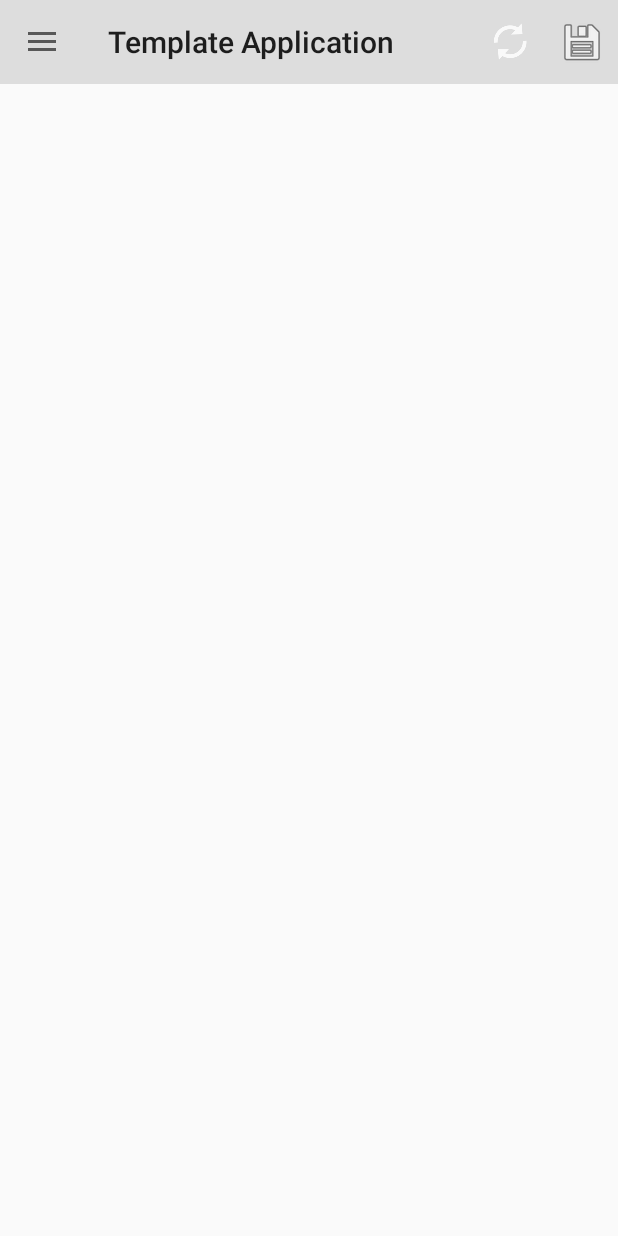
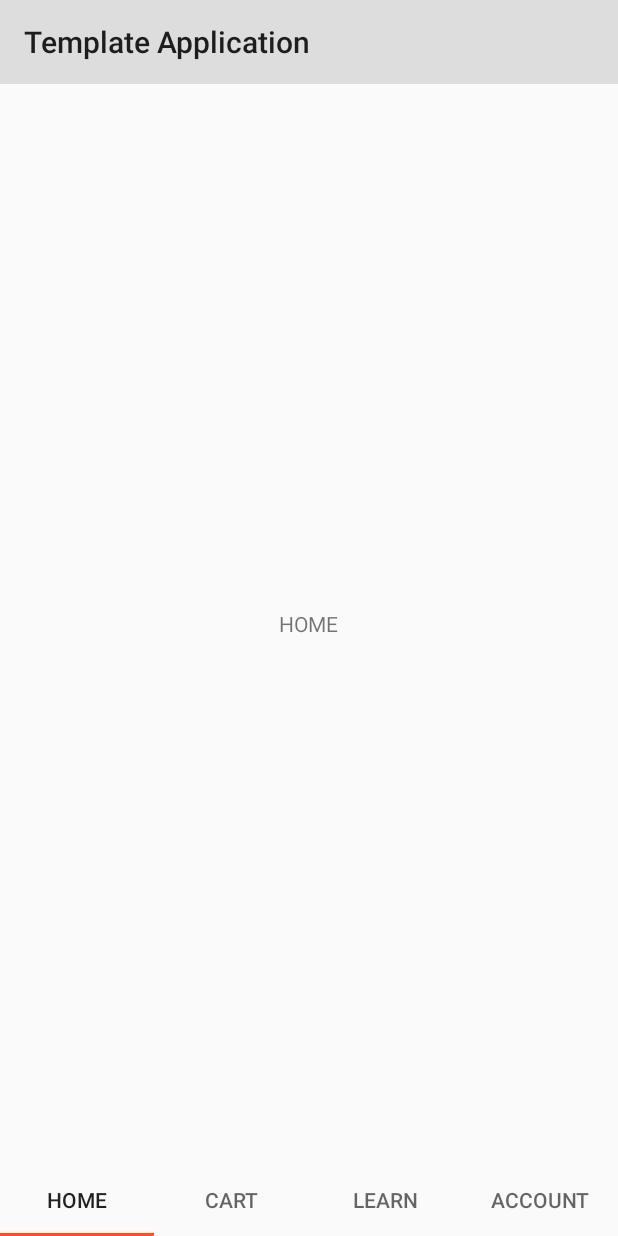
Before and after one commit to kbirudoju/1800-PetMeds-Android, an Android app: the screen it shows after launch (HomeActivity), on a phone screen of 412 x 824 dp. Run offline under Robolectric (Android 15) with nearby library versions, the light colour scheme and no system bars; our stand-ins replace ButterKnife, Dagger/Hilt's generated code, Timber.

Commit message:
Home tab basic structure implemented

```diff
--- /dev/null
+++ b/app/src/main/java/com/petmeds1800/ui/AbstractActivity.java
@@ -0,0 +1,38 @@
+package com.petmeds1800.ui;
+
+import android.os.Bundle;
+import android.support.v7.app.AppCompatActivity;
+import android.support.v7.widget.Toolbar;
+
+import com.petmeds1800.R;
+
+import butterknife.BindView;
+import butterknife.ButterKnife;
+
+public abstract class AbstractActivity extends AppCompatActivity {
+
+    //CHECKSTYLE:OFF
+    @SuppressWarnings("checkstyle:visibilitymodifier")
+    @BindView(R.id.toolbar)
+    Toolbar mToolbar;
+    //CHECKSTYLE:ON
+
+    private int mSelectedNavItemIndex;
+
+    @Override
+    protected void onPostCreate(final Bundle savedInstanceState) {
+        super.onPostCreate(savedInstanceState);
+        ButterKnife.bind(this);
+
+        if (mToolbar != null) {
+            setSupportActionBar(mToolbar);
+
+        }
+
+
+    }
+
+
+
+
+}
--- a/app/src/main/java/com/petmeds1800/ui/AbstractMenuActivity.java
+++ /dev/null
@@ -1,105 +0,0 @@
-package com.petmeds1800.ui;
-
-import com.petmeds1800.R;
-import com.petmeds1800.ui.fragments.LoremFragment;
-
-import android.os.Bundle;
-import android.support.design.widget.NavigationView;
-import android.support.v4.app.Fragment;
-import android.support.v4.app.FragmentManager;
-import android.support.v4.app.FragmentTransaction;
-import android.support.v4.view.GravityCompat;
-import android.support.v4.widget.DrawerLayout;
-import android.support.v7.app.ActionBarDrawerToggle;
-import android.support.v7.app.AppCompatActivity;
-import android.support.v7.widget.Toolbar;
-import android.view.MenuItem;
-
-import butterknife.BindView;
-import butterknife.ButterKnife;
-
-public abstract class AbstractMenuActivity extends AppCompatActivity {
-
-    private static final String STATE_NAV_ITEM_ID = "navItemId";
-    //CHECKSTYLE:OFF
-    @SuppressWarnings("checkstyle:visibilitymodifier")
-    @BindView(R.id.view_drawer)
-    DrawerLayout mDrawerLayout;
-
-    @BindView(R.id.toolbar)
-    Toolbar mToolbar;
-    //CHECKSTYLE:ON
-
-    private int mSelectedNavItemIndex;
-
-    @Override
-    protected void onPostCreate(final Bundle savedInstanceState) {
-        super.onPostCreate(savedInstanceState);
-
-        ButterKnife.bind(this);
-
-        if (mToolbar != null) {
-            setSupportActionBar(mToolbar);
-            ActionBarDrawerToggle toggle = new ActionBarDrawerToggle(this,
-                    mDrawerLayout, mToolbar, R.string.label_drawer_open,
-                    R.string.label_drawer_close);
-            mDrawerLayout.setDrawerListener(toggle);
-            toggle.setDrawerIndicatorEnabled(true);
-            toggle.syncState();
-        }
-
-        if (savedInstanceState == null) {
-            mSelectedNavItemIndex = 0;
-        } else {
-            mSelectedNavItemIndex = savedInstanceState.getInt(STATE_NAV_ITEM_ID);
-        }
-
-        final NavigationView navigationView = (NavigationView) findViewById(R.id.navigation_view);
-        navigationView.setNavigationItemSelectedListener(
-                new NavigationView.OnNavigationItemSelectedListener() {
-                    @Override
-                    public boolean onNavigationItemSelected(MenuItem menuItem) {
-
-                        switch (menuItem.getItemId()) {
-                            case R.id.navigation_item_1:
-                                mSelectedNavItemIndex = 0;
-                                break;
-                            case R.id.navigation_item_2:
-                                mSelectedNavItemIndex = 1;
-                                break;
-                            case R.id.navigation_item_3:
-                                mSelectedNavItemIndex = 2;
-                                break;
-                            case R.id.navigation_item_4:
-                                mSelectedNavItemIndex = 3;
-                                break;
-                            case R.id.navigation_item_5:
-                                mSelectedNavItemIndex = 4;
-                                break;
-                        }
-                        menuItem.setChecked(true);
-                        onFragmentSelected(LoremFragment.newInstance(mSelectedNavItemIndex + 1));
-                        mDrawerLayout.closeDrawer(GravityCompat.START);
-                        return true;
-                    }
-                });
-
-        navigationView.getMenu().getItem(mSelectedNavItemIndex).setChecked(true);
-        onFragmentSelected(LoremFragment.newInstance(mSelectedNavItemIndex + 1));
-    }
-
-    @Override
-    protected void onSaveInstanceState(Bundle outState) {
-        super.onSaveInstanceState(outState);
-        outState.putInt(STATE_NAV_ITEM_ID, mSelectedNavItemIndex);
-    }
-
-    public void onFragmentSelected(final Fragment fragment) {
-        final FragmentManager fragmentManager = getSupportFragmentManager();
-        //noinspection ResourceType
-        fragmentManager.beginTransaction()
-                .replace(R.id.view_content, fragment)
-                .setTransition(FragmentTransaction.TRANSIT_FRAGMENT_FADE)
-                .commit();
-    }
-}
--- a/app/src/main/java/com/petmeds1800/ui/HomeActivity.java
+++ b/app/src/main/java/com/petmeds1800/ui/HomeActivity.java
@@ -1,59 +1,49 @@
 package com.petmeds1800.ui;
 
-import android.content.pm.PackageManager;
 import android.os.Bundle;
-import android.support.annotation.NonNull;
+import android.support.design.widget.TabLayout;
 import android.support.v4.app.Fragment;
+import android.support.v4.view.ViewPager;
 
 import com.petmeds1800.R;
-import com.petmeds1800.ui.fragments.LoremFragment;
-import com.petmeds1800.util.PermissionUtils;
+import com.petmeds1800.ui.fragments.AccountFragment;
+import com.petmeds1800.ui.fragments.CartFragment;
+import com.petmeds1800.ui.fragments.HomeFragment;
+import com.petmeds1800.ui.fragments.LearnFragment;
+import com.petmeds1800.ui.support.TabPagerAdapter;
 
-public class HomeActivity extends AbstractMenuActivity {
+import java.util.ArrayList;
+import java.util.List;
 
-    private static final String TEST_STRING_KEY = "TEST_STRING_KEY";
+import butterknife.BindView;
+import butterknife.ButterKnife;
 
-    private String myTestString = "initial_value";
+public class HomeActivity extends AbstractActivity {
 
-    private LoremFragment mCurrentFragment;
+    @BindView(R.id.tablayout)
+    TabLayout mHomeTab;
 
-    public String getMyTestString() {
-        return myTestString;
-    }
+    @BindView(R.id.viewpager_fragments)
+    ViewPager mViewPager;
+
+    List<Fragment> fragmentList;
 
     public void onCreate(final Bundle savedInstanceState) {
         super.onCreate(savedInstanceState);
-        //Uncomment these lines to start using bugsense
-//        if(!BuildConfig.DEBUG) {
-//            BugSenseHandler.initAndStartSession(HomeActivity.this, getResources().getString(R.string.bugsense_api_key));
-//        }
         setContentView(R.layout.activity_home);
+        ButterKnife.bind(this);
 
-        if (savedInstanceState != null) {
-            myTestString = savedInstanceState.getString(TEST_STRING_KEY, "default");
-        }
+        //initialize fragment list
+        fragmentList=new ArrayList<Fragment>();
+        fragmentList.add(new HomeFragment());
+        fragmentList.add(new CartFragment());
+        fragmentList.add(new LearnFragment());
+        fragmentList.add(new AccountFragment());
+
+
+       mViewPager.setAdapter(new TabPagerAdapter(getSupportFragmentManager(), fragmentList, getResources().getStringArray(R.array.tab_title)));
+        mHomeTab.setupWithViewPager(mViewPager);
     }
 
-    @Override
-    protected void onSaveInstanceState(Bundle outState) {
-        super.onSaveInstanceState(outState);
-        outState.putString(TEST_STRING_KEY, "saving_state");
-    }
 
-    @Override
-    public void onRequestPermissionsResult(int requestCode, @NonNull String[] permissions, @NonNull int[] grantResults) {
-        if (grantResults.length > 0 && grantResults[0] == PackageManager.PERMISSION_GRANTED) {
-            switch (requestCode) {
-                case PermissionUtils.STORAGE_PERMISSION_REQUEST_CODE:
-                    mCurrentFragment.saveLorem();
-                    break;
-            }
-        }
-    }
-
-    @Override
-    public void onFragmentSelected(Fragment fragment) {
-        super.onFragmentSelected(fragment);
-        mCurrentFragment = (LoremFragment) fragment;
-    }
 }
--- a/app/src/main/java/com/petmeds1800/ui/fragments/AbstractSpinnerFragment.java
+++ b/app/src/main/java/com/petmeds1800/ui/fragments/AbstractFragment.java
@@ -1,18 +1,10 @@
 package com.petmeds1800.ui.fragments;
 
-import android.os.Bundle;
 import android.support.v4.app.Fragment;
-import android.view.LayoutInflater;
-import android.view.View;
-import android.view.ViewGroup;
 
-import com.petmeds1800.R;
-
-import butterknife.ButterKnife;
-
-public abstract class AbstractSpinnerFragment extends Fragment {
-
-    private View mSpinnerView;
+public abstract class AbstractFragment extends Fragment {
+//Since we have just started and have no idea on UI part, so commenting below code
+  /*  private View mSpinnerView;
     private ViewGroup mContentView;
 
     @Override
@@ -45,5 +37,5 @@ public abstract class AbstractSpinnerFragment extends Fragment {
 
     public boolean isSpinnerVisible() {
         return mSpinnerView.getVisibility() == View.VISIBLE;
-    }
+    }*/
 }
--- /dev/null
+++ b/app/src/main/java/com/petmeds1800/ui/fragments/CartFragment.java
@@ -0,0 +1,27 @@
+package com.petmeds1800.ui.fragments;
+
+import android.os.Bundle;
+import android.support.annotation.Nullable;
+import android.view.LayoutInflater;
+import android.view.View;
+import android.view.ViewGroup;
+
+import com.petmeds1800.R;
+
+/**
+ * Created by user on 8/2/2016.
+ */
+public class CartFragment extends AbstractFragment{
+
+    @Override
+    public void onViewCreated(View view, Bundle savedInstanceState) {
+        super.onViewCreated(view, savedInstanceState);
+    }
+
+    @Nullable
+    @Override
+    public View onCreateView(LayoutInflater inflater, ViewGroup container, Bundle savedInstanceState) {
+        View view=inflater.inflate(R.layout.fragment_cart,container,false);
+        return view;
+    }
+}
--- /dev/null
+++ b/app/src/main/java/com/petmeds1800/ui/fragments/HomeFragment.java
@@ -0,0 +1,27 @@
+package com.petmeds1800.ui.fragments;
+
+import android.os.Bundle;
+import android.support.annotation.Nullable;
+import android.view.LayoutInflater;
+import android.view.View;
+import android.view.ViewGroup;
+
+import com.petmeds1800.R;
+
+/**
+ * Created by user on 8/2/2016.
+ */
+public class HomeFragment extends AbstractFragment{
+
+    @Override
+    public void onViewCreated(View view, Bundle savedInstanceState) {
+        super.onViewCreated(view, savedInstanceState);
+    }
+
+    @Nullable
+    @Override
+    public View onCreateView(LayoutInflater inflater, ViewGroup container, Bundle savedInstanceState) {
+        View view=inflater.inflate(R.layout.fragment_home,container,false);
+        return view;
+    }
+}
--- a/app/src/main/java/com/petmeds1800/ui/fragments/LoremFragment.java
+++ b/app/src/main/java/com/petmeds1800/ui/fragments/LoremFragment.java
@@ -1,33 +1,8 @@
 package com.petmeds1800.ui.fragments;
 
-import com.petmeds1800.R;
-import com.petmeds1800.TemplateApplication;
-import com.petmeds1800.loader.LoremLoader;
-import com.petmeds1800.loader.SaveLoremLoader;
-import com.petmeds1800.util.PermissionUtils;
+public class LoremFragment extends AbstractFragment {
 
-import android.Manifest;
-import android.app.Activity;
-import android.os.Bundle;
-import android.support.design.widget.Snackbar;
-import android.support.v4.content.Loader;
-import android.text.TextUtils;
-import android.view.LayoutInflater;
-import android.view.Menu;
-import android.view.MenuInflater;
-import android.view.MenuItem;
-import android.view.View;
-import android.view.ViewGroup;
-import android.widget.TextView;
-
-import javax.inject.Inject;
-
-import butterknife.BindView;
-import butterknife.ButterKnife;
-
-public class LoremFragment extends AbstractSpinnerFragment {
-
-    private static final String ARG_PARAGRAPHS = "ARG_PARAGRAPHS";
+   /* private static final String ARG_PARAGRAPHS = "ARG_PARAGRAPHS";
 
     @SuppressWarnings("checkstyle:visibilitymodifier")
     @BindView(R.id.view_lorem)
@@ -161,5 +136,5 @@ public class LoremFragment extends AbstractSpinnerFragment {
             }
             Snackbar.make(mLoremView, message, Snackbar.LENGTH_SHORT).show();
         }
-    }
+    }*/
 }
--- /dev/null
+++ b/app/src/main/java/com/petmeds1800/ui/support/TabPagerAdapter.java
@@ -0,0 +1,37 @@
+package com.petmeds1800.ui.support;
+
+import android.support.v4.app.Fragment;
+import android.support.v4.app.FragmentManager;
+import android.support.v4.app.FragmentStatePagerAdapter;
+
+import java.util.List;
+
+/**
+ * Created by user on 8/2/2016.
+ */
+public class TabPagerAdapter  extends FragmentStatePagerAdapter {
+    public String[] pagersTitle;
+    List<Fragment> fragmentList;
+
+    public TabPagerAdapter(FragmentManager fm,List<Fragment> fragmentList,String[] pagersTitle) {
+        super(fm);
+        this.fragmentList=fragmentList;
+        this.pagersTitle=pagersTitle;
+
+    }
+
+    @Override
+    public Fragment getItem(int position) {
+        return fragmentList.get(position);
+    }
+
+    @Override
+    public int getCount() {
+        return pagersTitle.length;
+    }
+
+    @Override
+    public CharSequence getPageTitle(int position) {
+        return pagersTitle[position];
+    }
+}
--- a/app/src/main/res/layout/activity_home.xml
+++ b/app/src/main/res/layout/activity_home.xml
@@ -1,35 +1,32 @@
-<?xml version="1.0" encoding="utf-8"?>
-<android.support.v4.widget.DrawerLayout
-        android:id="@+id/view_drawer"
-        xmlns:android="http://schemas.android.com/apk/res/android"
-        xmlns:app="http://schemas.android.com/apk/res-auto"
-        android:layout_width="match_parent"
-        android:layout_height="match_parent">
-
-    <LinearLayout
+<RelativeLayout xmlns:android="http://schemas.android.com/apk/res/android"
+    xmlns:tools="http://schemas.android.com/tools"
     android:layout_width="match_parent"
     android:layout_height="match_parent"
-            android:orientation="vertical">
-
+    >
     <android.support.v7.widget.Toolbar
         android:id="@+id/toolbar"
         android:layout_width="match_parent"
         android:layout_height="?attr/actionBarSize"
         android:background="?attr/colorPrimary"
-                android:minHeight="?attr/actionBarSize" />
+        android:minHeight="?attr/actionBarSize"
+        android:layout_alignParentTop="true"/>
 
-        <FrameLayout
-                android:id="@+id/view_content"
+    <android.support.design.widget.TabLayout
         android:layout_width="match_parent"
-                android:layout_height="0dp"
-                android:layout_weight="1"/>
-    </LinearLayout>
+        android:id="@+id/tablayout"
+        android:layout_height="wrap_content"
 
-    <android.support.design.widget.NavigationView
-            android:id="@+id/navigation_view"
-            android:layout_width="wrap_content"
+        android:layout_alignParentBottom="true"
+       >
+    </android.support.design.widget.TabLayout>
+
+    <android.support.v4.view.ViewPager
+        android:layout_width="match_parent"
         android:layout_height="match_parent"
-            android:layout_gravity="start"
-            app:headerLayout="@layout/drawer_header"
-            app:menu="@menu/drawer" />
-</android.support.v4.widget.DrawerLayout>
+        android:id="@+id/viewpager_fragments"
+        android:layout_below="@+id/toolbar"
+        android:layout_above="@+id/tablayout">
+
+    </android.support.v4.view.ViewPager>
+
+</RelativeLayout>
--- /dev/null
+++ b/app/src/main/res/layout/fragment_home.xml
@@ -0,0 +1,12 @@
+<?xml version="1.0" encoding="utf-8"?>
+<LinearLayout xmlns:android="http://schemas.android.com/apk/res/android"
+    android:orientation="vertical" android:layout_width="match_parent"
+    android:layout_height="match_parent"
+    android:gravity="center">
+    <TextView
+        android:layout_width="wrap_content"
+        android:layout_height="wrap_content"
+        android:text="HOME"
+        />
+
+</LinearLayout>
--- a/app/src/main/res/values/strings.xml
+++ b/app/src/main/res/values/strings.xml
@@ -36,5 +36,13 @@
     <string name="label.text_not_ready">Text not ready for saving</string>
     <string name="label.text_saved">Text saved</string>
     <string name="label.text_not_saved">An error occurred and the text could not be saved</string>
+    <!--Home Screen-->
+    <string-array name="tab_title">
+            <item>Home</item>
+            <item>Cart</item>
+            <item>Learn</item>
+            <item>Account</item>
+
+    </string-array>
 
 </resources>
```
Also changed, not shown: app/src/main/java/com/petmeds1800/ui/fragments/AccountFragment.java (added, +30 -0 lines), app/src/main/java/com/petmeds1800/ui/fragments/LearnFragment.java (added, +27 -0 lines), app/src/main/res/layout/fragment_account.xml (added, +13 -0 lines), app/src/main/res/layout/fragment_cart.xml (added, +13 -0 lines), app/src/main/res/layout/fragment_learn.xml (added, +12 -0 lines). Lines whose indentation alone changed are shown as unchanged.
